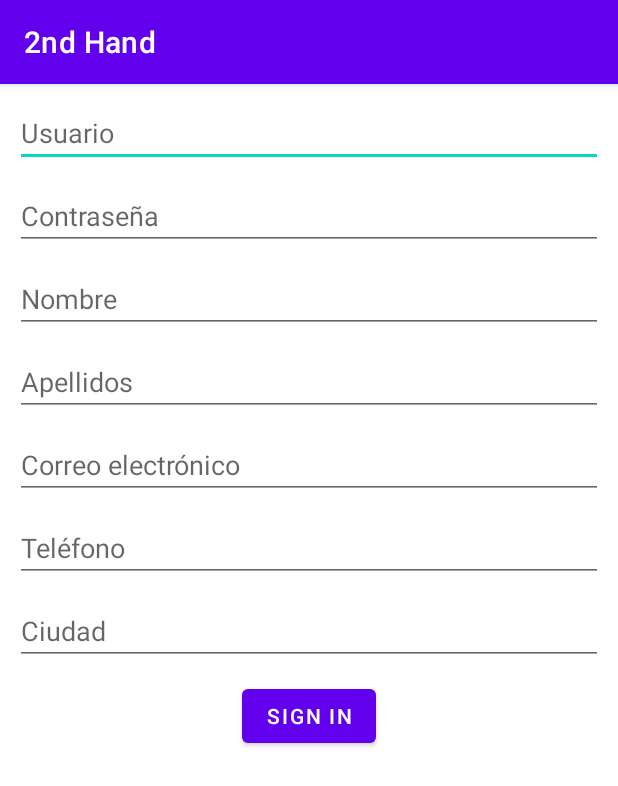
After one commit to erasds/2nd_Hand, an Android app: the SignInActivity screen opened directly, with no data from a screen before it, on a phone screen of 412 x 824 dp. The commit adds this screen. Shown: the top 786 px of the screen. Run offline under Robolectric (Android 15) with nearby library versions, the phone set to English and light mode, and no system bars.

Commit message:
SplashScreen, SignIn Activity, UploadProduct Activity

```diff
--- a/app/src/main/java/com/esardo/a2ndhand/MainActivity.kt
+++ b/app/src/main/java/com/esardo/a2ndhand/MainActivity.kt
@@ -10,10 +10,15 @@ class MainActivity : AppCompatActivity() {
 
     override fun onCreate(savedInstanceState: Bundle?) {
         super.onCreate(savedInstanceState)
+        setTheme(R.style.Theme_2ndHand)
         setContentView(ActivityMainBinding.inflate(layoutInflater).also { binding = it }.root)
 
         binding.btnLogIn.setOnClickListener {
             startActivity(Intent(this, HomeActivity::class.java))
         }
+
+        binding.tvSignIn.setOnClickListener {
+            startActivity(Intent(this, SignInActivity::class.java))
+        }
     }
 }
--- a/app/src/main/java/com/esardo/a2ndhand/ProfileFragment.kt
+++ b/app/src/main/java/com/esardo/a2ndhand/ProfileFragment.kt
@@ -2,7 +2,6 @@ package com.esardo.a2ndhand
 
 import android.os.Bundle
 import android.view.*
-import androidx.appcompat.app.AppCompatActivity
 import androidx.fragment.app.Fragment
 import com.esardo.a2ndhand.databinding.FragmentProfileBinding
 
--- /dev/null
+++ b/app/src/main/java/com/esardo/a2ndhand/SignInActivity.kt
@@ -0,0 +1,19 @@
+package com.esardo.a2ndhand
+
+import androidx.appcompat.app.AppCompatActivity
+import android.os.Bundle
+import com.esardo.a2ndhand.databinding.ActivitySignInBinding
+
+class SignInActivity : AppCompatActivity() {
+    private lateinit var binding: ActivitySignInBinding
+
+    override fun onCreate(savedInstanceState: Bundle?) {
+        super.onCreate(savedInstanceState)
+        setContentView(ActivitySignInBinding.inflate(layoutInflater).also { binding = it }.root)
+
+        binding.btnSignIn.setOnClickListener {
+            //Enviar datos
+            finish()
+        }
+    }
+}
--- /dev/null
+++ b/app/src/main/res/drawable/splash_screen.xml
@@ -0,0 +1,10 @@
+<?xml version="1.0" encoding="utf-8"?>
+<layer-list xmlns:android="http://schemas.android.com/apk/res/android"
+    android:opacity="opaque">
+    <item android:drawable="@color/purple_hand"/>
+    <item
+        android:width="300dp"
+        android:height="200dp"
+        android:drawable="@drawable/s_screen_logo"
+        android:gravity="center" />
+</layer-list>
--- a/app/src/main/res/layout/activity_main.xml
+++ b/app/src/main/res/layout/activity_main.xml
@@ -31,6 +31,7 @@
         android:layout_width="wrap_content"
         android:layout_height="wrap_content"
         android:hint="Password"
+        android:inputType="textPassword"
         app:layout_constraintBottom_toTopOf="@+id/btnLogIn"
         app:layout_constraintEnd_toEndOf="parent"
         app:layout_constraintStart_toStartOf="parent"
--- /dev/null
+++ b/app/src/main/res/layout/activity_sign_in.xml
@@ -0,0 +1,104 @@
+<?xml version="1.0" encoding="utf-8"?>
+<ScrollView xmlns:android="http://schemas.android.com/apk/res/android"
+    xmlns:app="http://schemas.android.com/apk/res-auto"
+    xmlns:tools="http://schemas.android.com/tools"
+    android:layout_width="match_parent"
+    android:layout_height="match_parent"
+    tools:context=".SignInActivity">
+
+    <androidx.constraintlayout.widget.ConstraintLayout
+        android:layout_width="match_parent"
+        android:layout_height="wrap_content">
+
+        <EditText
+            android:id="@+id/etUser"
+            android:layout_width="match_parent"
+            android:layout_height="wrap_content"
+            android:layout_marginTop="10dp"
+            android:layout_marginStart="10dp"
+            android:layout_marginEnd="10dp"
+            android:hint="Usuario"
+            app:layout_constraintTop_toTopOf="parent"
+            app:layout_constraintBottom_toTopOf="@+id/etPassword"/>
+
+        <EditText
+            android:id="@+id/etPassword"
+            android:layout_width="match_parent"
+            android:layout_height="wrap_content"
+            android:layout_marginStart="10dp"
+            android:layout_marginEnd="10dp"
+            android:layout_marginTop="10dp"
+            android:hint="Contraseña"
+            android:inputType="textPassword"
+            app:layout_constraintTop_toBottomOf="@+id/etUser"
+            app:layout_constraintBottom_toTopOf="@+id/etName"/>
+
+        <EditText
+            android:id="@+id/etName"
+            android:layout_width="match_parent"
+            android:layout_height="wrap_content"
+            android:layout_marginStart="10dp"
+            android:layout_marginEnd="10dp"
+            android:layout_marginTop="10dp"
+            android:hint="Nombre"
+            app:layout_constraintTop_toBottomOf="@+id/etPassword"
+            app:layout_constraintBottom_toTopOf="@+id/etSurname"/>
+
+        <EditText
+            android:id="@+id/etSurname"
+            android:layout_width="match_parent"
+            android:layout_height="wrap_content"
+            android:layout_marginStart="10dp"
+            android:layout_marginEnd="10dp"
+            android:layout_marginTop="10dp"
+            android:hint="Apellidos"
+            app:layout_constraintTop_toBottomOf="@+id/etName"
+            app:layout_constraintBottom_toTopOf="@+id/etMail"/>
+
+        <EditText
+            android:id="@+id/etMail"
+            android:layout_width="match_parent"
+            android:layout_height="wrap_content"
+            android:layout_marginStart="10dp"
+            android:layout_marginEnd="10dp"
+            android:layout_marginTop="10dp"
+            android:hint="Correo electrónico"
+            android:inputType="textEmailAddress"
+            app:layout_constraintTop_toBottomOf="@+id/etSurname"
+            app:layout_constraintBottom_toTopOf="@+id/etPhone"/>
+
+        <EditText
+            android:id="@+id/etPhone"
+            android:layout_width="match_parent"
+            android:layout_height="wrap_content"
+            android:layout_marginStart="10dp"
+            android:layout_marginEnd="10dp"
+            android:layout_marginTop="10dp"
+            android:hint="Teléfono"
+            android:inputType="number"
+            app:layout_constraintTop_toBottomOf="@+id/etMail"
+            app:layout_constraintBottom_toTopOf="@+id/etTown"/>
+
+        <!-- Esto puede que sea un desplegable en vez de EditText -->
+        <EditText
+            android:id="@+id/etTown"
+            android:layout_width="match_parent"
+            android:layout_height="wrap_content"
+            android:layout_margin="10dp"
+            android:hint="Ciudad"
+            app:layout_constraintTop_toBottomOf="@+id/etPhone"
+            app:layout_constraintBottom_toTopOf="@+id/btnSignIn"/>
+
+        <Button
+            android:id="@+id/btnSignIn"
+            android:layout_width="wrap_content"
+            android:layout_height="wrap_content"
+            android:text="Sign In"
+            app:layout_constraintStart_toStartOf="parent"
+            app:layout_constraintEnd_toEndOf="parent"
+            app:layout_constraintTop_toBottomOf="@+id/etTown"
+            app:layout_constraintBottom_toBottomOf="parent"/>
+
+    </androidx.constraintlayout.widget.ConstraintLayout>
+
+</ScrollView>
--- a/app/src/main/res/values/colors.xml
+++ b/app/src/main/res/values/colors.xml
@@ -7,4 +7,5 @@
     <color name="teal_700">#FF018786</color>
     <color name="black">#FF000000</color>
     <color name="white">#FFFFFFFF</color>
+    <color name="purple_hand">#813F85</color>
 </resources>
--- a/app/src/main/res/values/themes.xml
+++ b/app/src/main/res/values/themes.xml
@@ -13,4 +13,8 @@
         <item name="android:statusBarColor">?attr/colorPrimaryVariant</item>
         <!-- Customize your theme here. -->
     </style>
+    <style name="Theme.SplashScreen" parent="Theme.2ndHand">
+        <item name="android:windowBackground">@drawable/splash_screen</item>
+        <!-- Customize your theme here. -->
+    </style>
 </resources>
```
Also changed, not shown: app/src/main/AndroidManifest.xml (+16 -1 lines), app/src/main/java/com/esardo/a2ndhand/ComproFragment.kt (+11 -43 lines), app/src/main/java/com/esardo/a2ndhand/UploadProduct.kt (added, +11 -0 lines), app/src/main/java/com/esardo/a2ndhand/VendoFragment.kt (+11 -43 lines), app/src/main/res/layout/activity_upload_product.xml (added, +75 -0 lines), app/src/main/res/drawable-v24/s_screen_logo.JPG (added).
